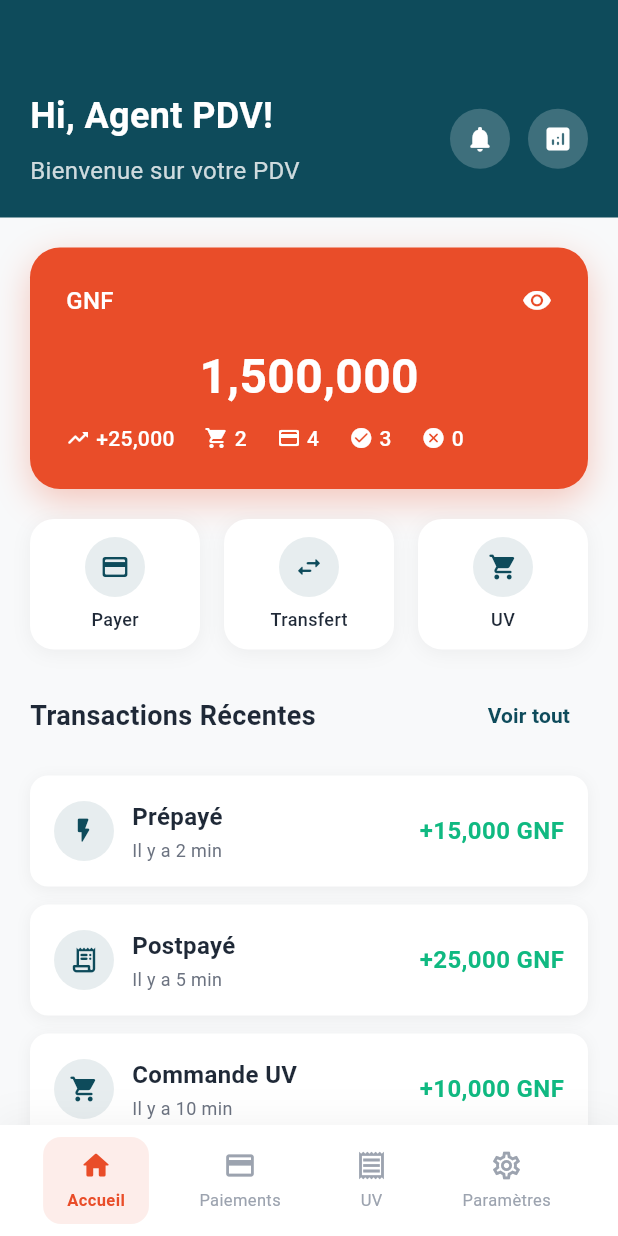
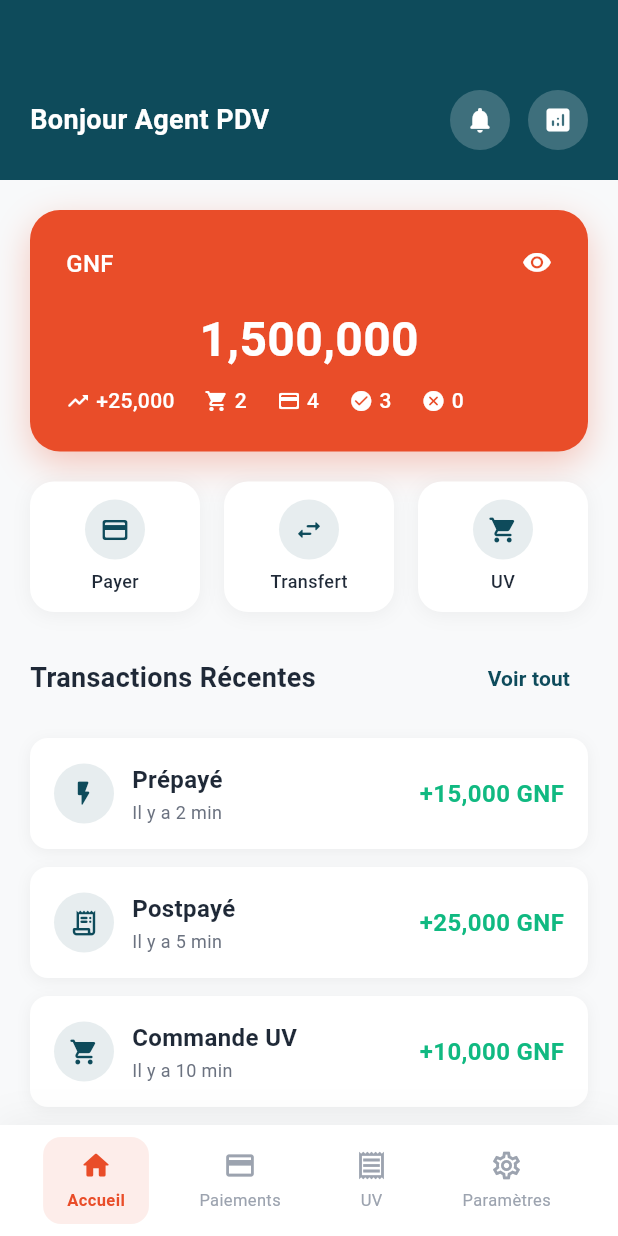
Before and after one commit to medchelios/pdv-baaf, a Flutter app: the HomeScreen screen opened by its route, on a phone screen of 412 x 824 dp. Run offline on Flutter 3.47's test engine with Material 3 defaults, Android fonts, the phone set to English and light mode, and no system bars; our stand-ins replace shared_preferences; accounts and stored records are empty; Roboto replaces fonts that are missing (Futura).

Commit message:
Integrate AuthService to load user name dynamically in HomeScreen. Update greeting message to reflect the user's name instead of a static value, enhancing personalization.

```diff
--- a/lib/screens/home_screen.dart
+++ b/lib/screens/home_screen.dart
@@ -1,6 +1,7 @@
 import 'package:flutter/material.dart';
 import '../widgets/bottom_navigation.dart';
 import '../constants/app_constants.dart';
+import '../services/auth_service.dart';
 import 'payment_type_screen.dart';
 import 'settings_screen.dart';
 import 'dashboard_screen.dart';
@@ -15,11 +16,21 @@ class HomeScreen extends StatefulWidget {
 class _HomeScreenState extends State<HomeScreen> {
   int _currentIndex = 0;
   late PageController _pageController;
+  String _userName = 'Agent PDV'; // TODO: Récupérer depuis AuthService
 
   @override
   void initState() {
     super.initState();
     _pageController = PageController(initialPage: _currentIndex);
+    _loadUserName();
+  }
+
+  void _loadUserName() async {
+    // TODO: Récupérer le nom depuis AuthService
+    // Pour l'instant, on garde la valeur par défaut
+    setState(() {
+      _userName = 'Agent PDV';
+    });
   }
 
   @override
@@ -105,20 +116,12 @@ class _HomeScreenState extends State<HomeScreen> {
               child: Column(
                 crossAxisAlignment: CrossAxisAlignment.start,
                 children: [
-                  const Text(
-                    'Hi, Agent PDV!',
-                    style: TextStyle(
-                      fontSize: 24,
-                      fontWeight: FontWeight.bold,
+                  Text(
+                    'Bonjour $_userName',
+                    style: const TextStyle(
+                      fontSize: 18,
+                      fontWeight: FontWeight.w600,
                       color: Colors.white,
-                    ),
-                  ),
-                  const SizedBox(height: 8),
-                  Text(
-                    'Bienvenue sur votre PDV',
-                    style: TextStyle(
-                      fontSize: 16,
-                      color: Colors.white.withValues(alpha: 0.8),
                     ),
                   ),
                 ],
```
